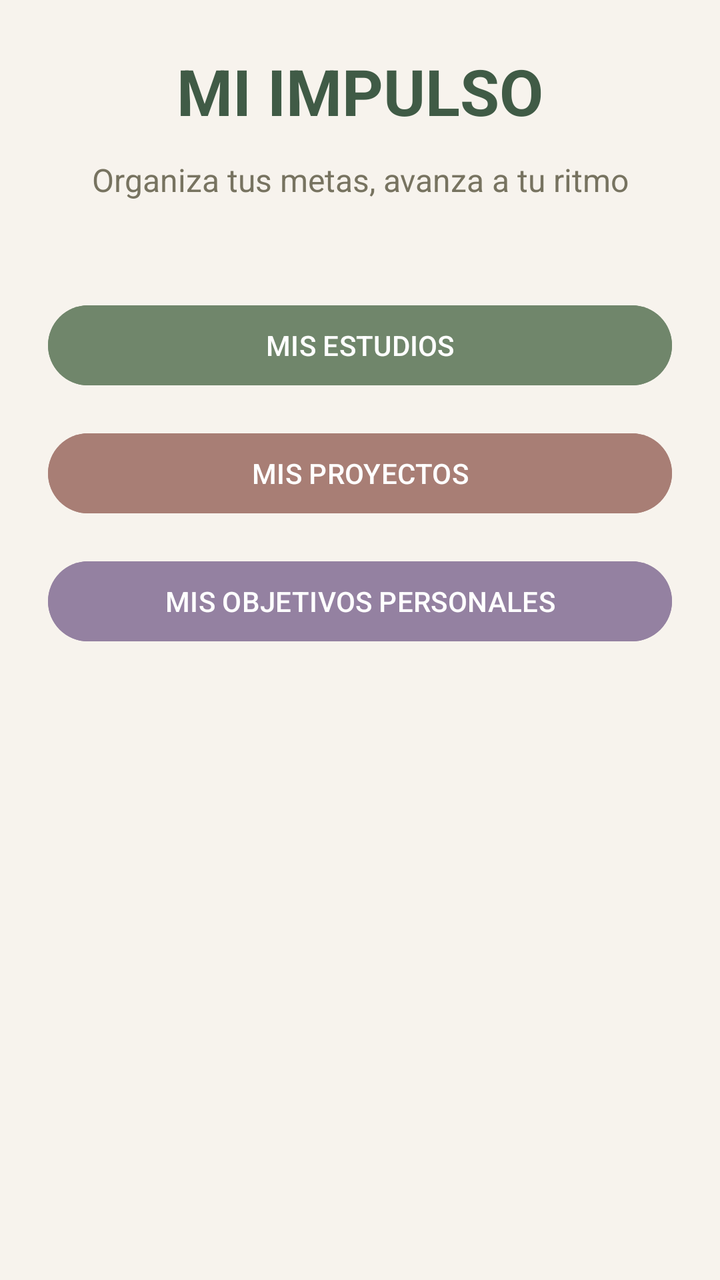
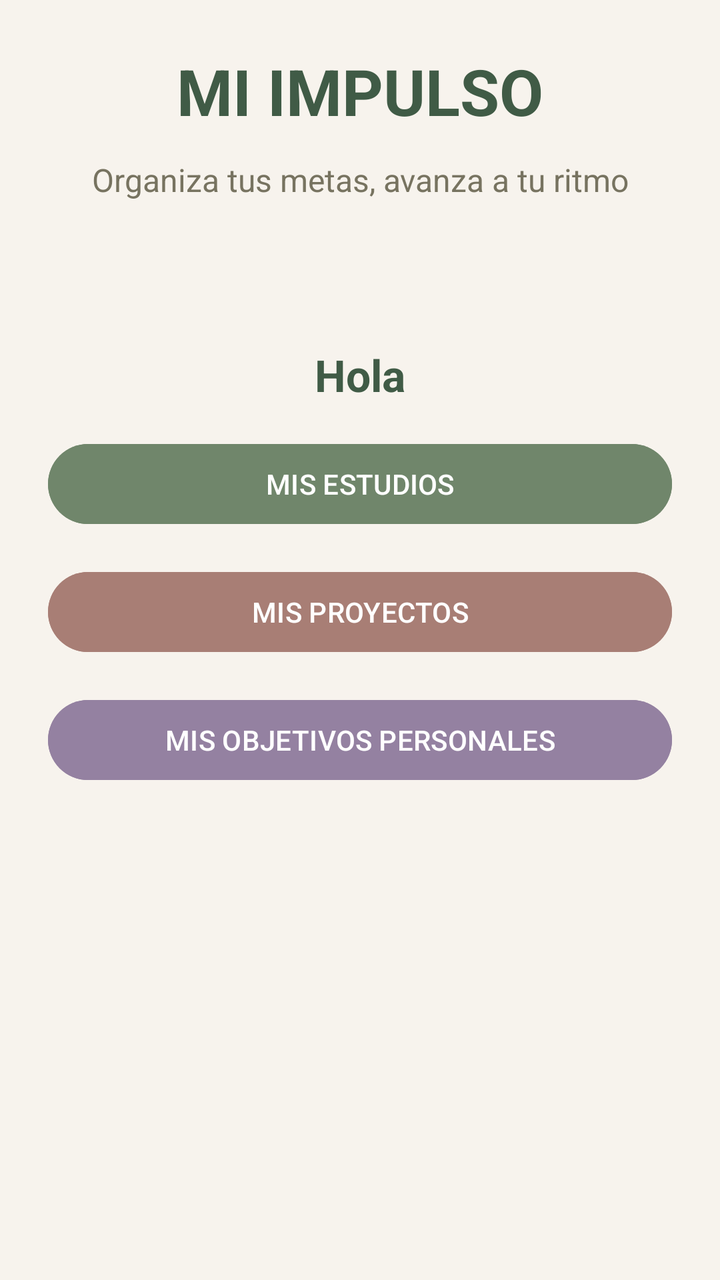

The first picture is an Android layout as it rendered before a commit; the second is the same layout after the commit. The layout source and the unified diff follow.
<!-- AndroidManifest.xml: application theme Theme.MiImpulso -->
<!-- res/layout/activity_main.xml -->
<?xml version="1.0" encoding="utf-8"?>
<LinearLayout
    xmlns:android="http://schemas.android.com/apk/res/android"
    xmlns:tools="http://schemas.android.com/tools"
    android:id="@+id/main"
    android:layout_width="match_parent"
    android:layout_height="match_parent"
    android:orientation="vertical"
    android:layout_gravity="center"
    android:padding="24dp"
    android:background="@color/impulso_fondo">

    <TextView
        android:layout_width="match_parent"
        android:layout_height="wrap_content"
        android:text="MI IMPULSO"
        android:textSize="32sp"
        android:textStyle="bold"
        android:textColor="@color/impulso_verde"
        android:gravity="center"
        android:layout_marginBottom="12dp"/>

    <TextView
        android:layout_width="match_parent"
        android:layout_height="wrap_content"
        android:text="Organiza tus metas, avanza a tu ritmo"
        android:textSize="16sp"
        android:textColor="@color/impulso_texto"
        android:gravity="center"
        android:layout_marginBottom="48dp"/>
    <Button
        android:id="@+id/btnEstudios"
        android:layout_width="match_parent"
        android:layout_height="wrap_content"
        android:text="MIS ESTUDIOS"
        android:textColor="@color/impulso_blanco"
        android:backgroundTint="@color/impulso_estudios"
        android:layout_marginBottom="16dp"/>
    <Button
        android:id="@+id/btnProtectos"
        android:layout_width="match_parent"
        android:layout_height="wrap_content"
        android:text="MIS PROYECTOS"
        android:textColor="@color/impulso_blanco"
        android:backgroundTint="@color/impulso_proyectos"
        android:layout_marginBottom="16dp"/>
    <Button
        android:id="@+id/btnPersonal"
        android:layout_width="match_parent"
        android:layout_height="wrap_content"
        android:text="MIS OBJETIVOS PERSONALES"
        android:textColor="@color/impulso_blanco"
        android:backgroundTint="@color/impulso_personal"/>


</LinearLayout>
<!-- resources referenced by this layout -->
<resources>
  <color name="impulso_blanco">#FFFFFFFF</color>
  <color name="impulso_estudios">#70866B</color>
  <color name="impulso_fondo">#F7F3ED</color>
  <color name="impulso_personal">#9481A1</color>
  <color name="impulso_proyectos">#A87E75</color>
  <color name="impulso_texto">#777360</color>
  <color name="impulso_verde">#405B46</color>
  <style name="Theme.MiImpulso" parent="Base.Theme.MiImpulso" />
  <style name="Base.Theme.MiImpulso" parent="Theme.Material3.DayNight.NoActionBar">
          
          
      </style>
</resources>

<!-- the commit's change to res/layout/activity_main.xml (unified diff, before → after) -->
@@ -28,6 +28,19 @@
         android:textColor="@color/impulso_texto"
         android:gravity="center"
         android:layout_marginBottom="48dp"/>
+
+    <TextView
+        android:id="@+id/txtSaludo"
+        android:layout_width="match_parent"
+        android:layout_height="wrap_content"
+        android:text="Hola"
+        android:textSize="22sp"
+        android:textStyle="bold"
+        android:textColor="@color/impulso_verde"
+        android:gravity="center"
+        android:layout_marginTop="24dp"
+        android:layout_marginBottom="16dp"/>
+
     <Button
         android:id="@+id/btnEstudios"
         android:layout_width="match_parent"
